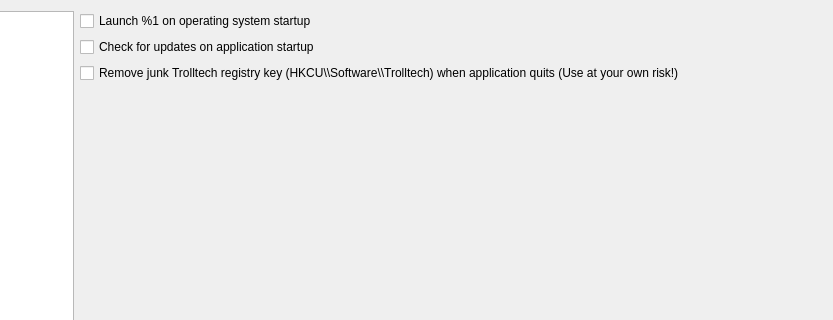
martinrotter/rssguard, file src/gui/formsettings.ui: the form before one commit; both pictures show x 157 to 990 and y 0 to 320 of the 990 by 498 pixel window.
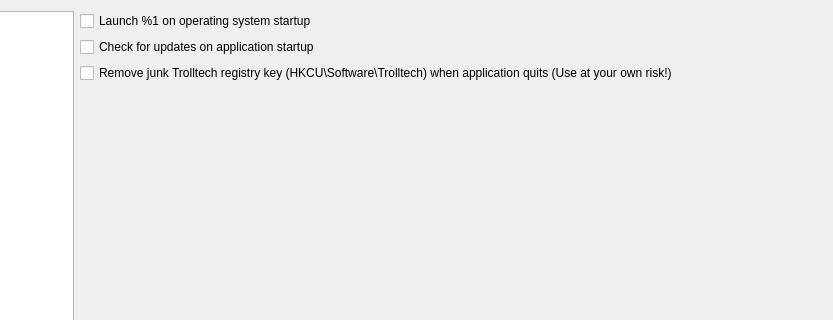
The form after the commit. The open tabs and pages were chosen to show the change. Custom widgets are drawn as their Qt base class.

Commit message: Changed label text.

```diff
--- a/src/gui/formsettings.ui
+++ b/src/gui/formsettings.ui
@@ -121,7 +121,7 @@
        <item row="2" column="0">
         <widget class="QCheckBox" name="m_checkRemoveTrolltechJunk">
          <property name="text">
-          <string>Remove junk Trolltech registry key (HKCU\\Software\\Trolltech) when application quits (Use at your own risk!)</string>
+          <string>Remove junk Trolltech registry key (HKCU\Software\Trolltech) when application quits (Use at your own risk!)</string>
          </property>
         </widget>
        </item>
```
Left out of the diff: 4 changed lines with no effect on the pictures.
